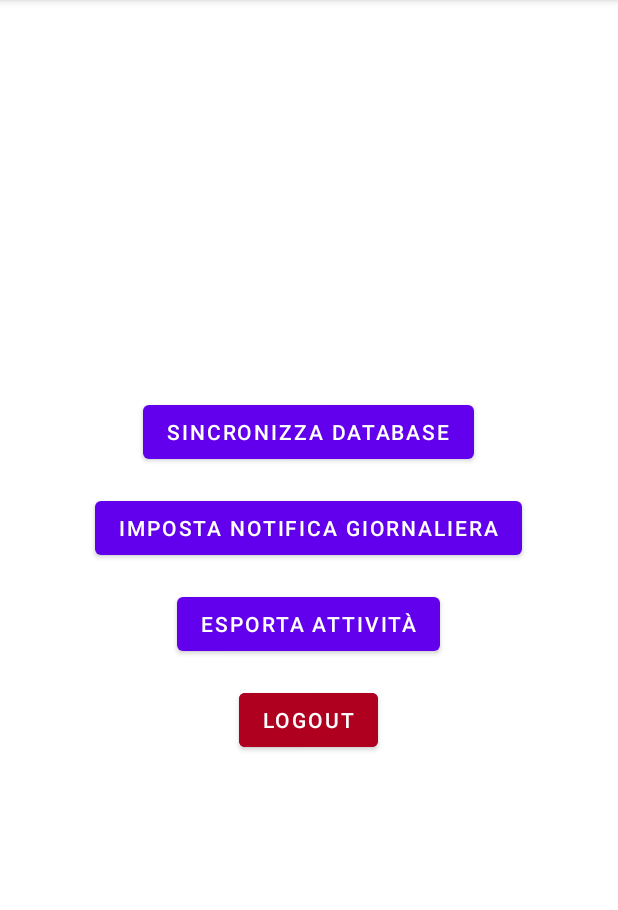
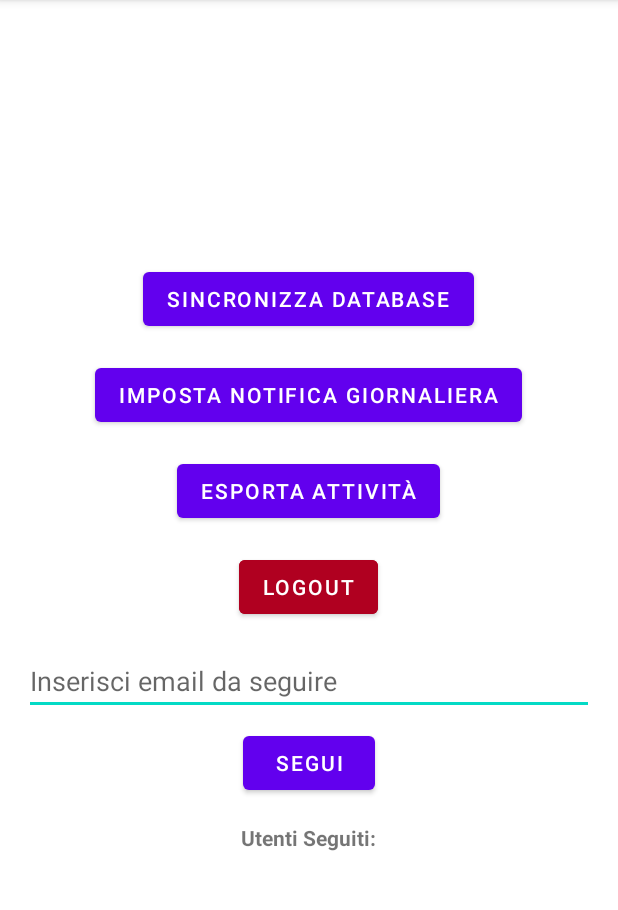
Before and after one commit to CardiMatt/Activity_Tracker_DV, an Android app: the fragment SettingsFragment shown on its own in the app's theme, after a tap on "SINCRONIZZA DATABASE", on a phone screen of 412 x 824 dp, the part 84-994 px from its top. Run offline under Robolectric (Android 15) with nearby library versions, the phone set to English and light mode, and no system bars; our stand-ins replace Firebase (no records; nobody signed in at launch, a user with empty details on screens opened directly), Room's generated code.

Commit message:
Conclusione followed e followed kpi (buggato, rotto, lercio, di bassa qualità)

```diff
--- /dev/null
+++ b/app/src/main/java/com/example/activity_tracker_dv/adapters/FollowedUsersAdapter.kt
@@ -0,0 +1,54 @@
+package com.example.activity_tracker_dv.adapters
+
+import android.view.LayoutInflater
+import android.view.View
+import android.view.ViewGroup
+import android.widget.Button
+import android.widget.TextView
+import androidx.recyclerview.widget.RecyclerView
+import com.example.activity_tracker_dv.R
+import com.example.activity_tracker_dv.models.Followed
+
+class FollowedUsersAdapter(
+    private val unfollowCallback: (Followed) -> Unit,
+    private val kpiCallback: (Followed) -> Unit // Callback per gestire il click sull'intero item
+) : RecyclerView.Adapter<FollowedUsersAdapter.FollowedUserViewHolder>() {
+
+    private var followedUsersList: List<Followed> = emptyList()
+
+    fun submitList(followedUsers: List<Followed>) {
+        followedUsersList = followedUsers
+        notifyDataSetChanged()
+    }
+
+    override fun onCreateViewHolder(parent: ViewGroup, viewType: Int): FollowedUserViewHolder {
+        val view = LayoutInflater.from(parent.context).inflate(R.layout.item_followed_user, parent, false)
+        return FollowedUserViewHolder(view)
+    }
+
+    override fun onBindViewHolder(holder: FollowedUserViewHolder, position: Int) {
+        val followedUser = followedUsersList[position]
+        holder.bind(followedUser)
+    }
+
+    override fun getItemCount(): Int {
+        return followedUsersList.size
+    }
+
+    inner class FollowedUserViewHolder(itemView: View) : RecyclerView.ViewHolder(itemView) {
+        private val userEmailTextView: TextView = itemView.findViewById(R.id.text_view_user_email)
+        private val unfollowButton: Button = itemView.findViewById(R.id.button_unfollow)
+
+        fun bind(followedUser: Followed) {
+            userEmailTextView.text = followedUser.followed
+            unfollowButton.setOnClickListener {
+                unfollowCallback(followedUser)
+            }
+
+            // Aggiungi il listener per il click sull'item
+            itemView.setOnClickListener {
+                kpiCallback(followedUser)
+            }
+        }
+    }
+}
--- a/app/src/main/java/com/example/activity_tracker_dv/data/AppDatabase.kt
+++ b/app/src/main/java/com/example/activity_tracker_dv/data/AppDatabase.kt
@@ -6,13 +6,16 @@ import androidx.room.Room
 import androidx.room.RoomDatabase
 import androidx.room.TypeConverters
 import com.example.activity_tracker_dv.models.Event
+import com.example.activity_tracker_dv.models.Followed
 import com.example.activity_tracker_dv.utils.Converters
 
-@Database(entities = [Event::class], version = 1, exportSchema = false)
+@Database(entities = [Event::class, Followed::class], version = 1, exportSchema = false)
 @TypeConverters(Converters::class)
 abstract class AppDatabase : RoomDatabase() {
 
     abstract fun eventDao(): EventDao
+
+    abstract fun followedDao(): FollowedDao
 
     companion object {
         @Volatile
@@ -23,7 +26,7 @@ abstract class AppDatabase : RoomDatabase() {
                 val instance = Room.databaseBuilder(
                     context.applicationContext,
                     AppDatabase::class.java,
-                    "event_database"
+                    "activity_tracker_database"
                 ).build()
                 INSTANCE = instance
                 instance
--- /dev/null
+++ b/app/src/main/java/com/example/activity_tracker_dv/data/FollowedDao.kt
@@ -0,0 +1,23 @@
+package com.example.activity_tracker_dv.data
+
+import androidx.lifecycle.LiveData
+import androidx.room.*
+import com.example.activity_tracker_dv.models.Followed
+
+@Dao
+interface FollowedDao {
+    @Insert(onConflict = OnConflictStrategy.REPLACE)
+    suspend fun insertFollowed(followed: Followed)
+
+    @Delete
+    suspend fun deleteFollowed(followed: Followed)
+
+    @Query("DELETE FROM followed WHERE user = :userEmail")
+    suspend fun deleteAllFollowedForUser(userEmail: String)
+
+    @Insert(onConflict = OnConflictStrategy.REPLACE)
+    suspend fun insertFollowedList(followedList: List<Followed>)
+
+    @Query("SELECT * FROM followed WHERE user = :userEmail")
+    fun getFollowedUsers(userEmail: String): LiveData<List<Followed>>
+}
--- a/app/src/main/java/com/example/activity_tracker_dv/home/fragment/SettingsFragment.kt
+++ b/app/src/main/java/com/example/activity_tracker_dv/home/fragment/SettingsFragment.kt
@@ -9,24 +9,30 @@ import android.view.LayoutInflater
 import android.view.View
 import android.view.ViewGroup
 import android.widget.Button
+import android.widget.EditText
 import android.widget.TimePicker
+import android.widget.Toast
 import androidx.core.content.FileProvider
 import androidx.fragment.app.Fragment
 import androidx.lifecycle.ViewModelProvider
 import androidx.lifecycle.lifecycleScope
+import androidx.recyclerview.widget.LinearLayoutManager
+import androidx.recyclerview.widget.RecyclerView
 import com.example.activity_tracker_dv.R
+import com.example.activity_tracker_dv.adapters.FollowedUsersAdapter
+import com.example.activity_tracker_dv.data.AppDatabase
+import com.example.activity_tracker_dv.repository.EventRepository
+import com.example.activity_tracker_dv.repository.FollowedRepository
 import com.example.activity_tracker_dv.services.DailyNotificationService
 import com.example.activity_tracker_dv.viewmodels.EventViewModel
 import com.example.activity_tracker_dv.viewmodels.EventViewModelFactory
+import com.example.activity_tracker_dv.viewmodels.FollowedViewModel
+import com.example.activity_tracker_dv.viewmodels.FollowedViewModelFactory
 import com.google.firebase.auth.FirebaseAuth
+import kotlinx.coroutines.CoroutineScope
 import kotlinx.coroutines.Dispatchers
-import kotlinx.coroutines.flow.first
 import kotlinx.coroutines.launch
 import kotlinx.coroutines.withContext
-import android.widget.Toast
-import com.example.activity_tracker_dv.data.AppDatabase
-import com.example.activity_tracker_dv.repository.EventRepository
-import kotlinx.coroutines.CoroutineScope
 import java.io.File
 import java.io.FileOutputStream
 import java.text.SimpleDateFormat
@@ -39,7 +45,11 @@ class SettingsFragment : Fragment() {
     private lateinit var logoutButton: Button
     private lateinit var setNotificationButton: Button
     private lateinit var exportButton: Button
+    private lateinit var followButton: Button
+    private lateinit var followEmailInput: EditText
+    private lateinit var followedUsersRecyclerView: RecyclerView
     private lateinit var eventViewModel: EventViewModel
+    private lateinit var followedViewModel: FollowedViewModel
 
     override fun onCreateView(
         inflater: LayoutInflater, container: ViewGroup?,
@@ -48,19 +58,46 @@ class SettingsFragment : Fragment() {
         Log.d("SettingsFragment", "onCreateView called")
         val view = inflater.inflate(R.layout.fragment_settings, container, false)
 
-        // Initialize buttons
+        // Initialize buttons and other views
         syncButton = view.findViewById(R.id.button_sync_database)
         logoutButton = view.findViewById(R.id.button_logout)
         setNotificationButton = view.findViewById(R.id.button_set_notification)
         exportButton = view.findViewById(R.id.button_export_data)
+        followButton = view.findViewById(R.id.button_follow_user)
+        followEmailInput = view.findViewById(R.id.edit_text_follow_email)
+        followedUsersRecyclerView = view.findViewById(R.id.recycler_view_followed_users)
 
-        Log.d("SettingsFragment", "Buttons initialized")
+        Log.d("SettingsFragment", "Views initialized")
 
-        // Configure ViewModel
+        // Configure EventViewModel
         val eventDao = AppDatabase.getDatabase(requireContext()).eventDao()
-        val repository = EventRepository(eventDao)
-        val factory = EventViewModelFactory(repository)
-        eventViewModel = ViewModelProvider(this, factory).get(EventViewModel::class.java)
+        val eventRepository = EventRepository(eventDao)
+        val eventFactory = EventViewModelFactory(eventRepository)
+        eventViewModel = ViewModelProvider(this, eventFactory)[EventViewModel::class.java]
+
+        // Configure FollowedViewModel
+        val followedDao = AppDatabase.getDatabase(requireContext()).followedDao()
+        val followedRepository = FollowedRepository(followedDao)
+        val followedFactory = FollowedViewModelFactory(followedRepository)
+        followedViewModel = ViewModelProvider(this, followedFactory)[FollowedViewModel::class.java]
+
+        // Setup RecyclerView for followed users
+        followedUsersRecyclerView.layoutManager = LinearLayoutManager(requireContext())
+        val followedUsersAdapter = FollowedUsersAdapter(
+            unfollowCallback = { followedUser ->
+                followedViewModel.unfollowUser(followedUser.followed)
+            },
+            kpiCallback = { followedUser ->
+                val kpiDialog = KpiDialogFragment(followedUser.followed)
+                kpiDialog.show(parentFragmentManager, "KpiDialog")
+            }
+        )
+        followedUsersRecyclerView.adapter = followedUsersAdapter
+
+        // Observe followed users
+        followedViewModel.followedUsers.observe(viewLifecycleOwner) { followedUsers ->
+            followedUsersAdapter.submitList(followedUsers)
+        }
 
         // Sync Room database with Firebase for authenticated user
         syncButton.setOnClickListener {
@@ -71,10 +108,11 @@ class SettingsFragment : Fragment() {
                     val currentUser = FirebaseAuth.getInstance().currentUser
                     val userUsername = currentUser?.email ?: ""
                     Log.d("SettingsFragment", "Current user: $userUsername")
-                    repository.synchronizeWithFirebaseForUser(userUsername)
+                    eventRepository.synchronizeWithFirebaseForUser(userUsername)
+                    followedRepository.synchronizeFollowed()
                     Log.d("SettingsFragment", "Synchronization process initiated for user: $userUsername")
                     withContext(Dispatchers.Main) {
-                        Log.d("SettingsFragment", "Synchronization completed successfully")
+                        Log.d("SettingsFragment", "Synchronization completed successfully for events and followed users")
                         Toast.makeText(requireContext(), "Sincronizzazione completata con successo.", Toast.LENGTH_SHORT).show()
                     }
                 } catch (e: Exception) {
@@ -165,6 +203,20 @@ class SettingsFragment : Fragment() {
             }
         }
 
+        // Configure the follow button
+        followButton.setOnClickListener {
+            val emailToFollow = followEmailInput.text.toString().trim()
+            if (emailToFollow.isNotEmpty()) {
+                followedViewModel.followUser(emailToFollow)
+            } else {
+                Toast.makeText(requireContext(), "Inserisci un'email valida", Toast.LENGTH_SHORT).show()
+            }
+        }
+
         return view
     }
+
+    override fun onDestroyView() {
+        super.onDestroyView()
+    }
 }
--- /dev/null
+++ b/app/src/main/java/com/example/activity_tracker_dv/repository/FollowedRepository.kt
@@ -0,0 +1,91 @@
+package com.example.activity_tracker_dv.repository
+
+import android.util.Log
+import androidx.lifecycle.LiveData
+import com.example.activity_tracker_dv.data.FollowedDao
+import com.example.activity_tracker_dv.models.Followed
+import com.google.firebase.auth.FirebaseAuth
+import com.google.firebase.auth.ktx.auth
+import com.google.firebase.ktx.Firebase
+import com.google.firebase.firestore.FirebaseFirestore
+import kotlinx.coroutines.tasks.await
+
+class FollowedRepository(private val followedDao: FollowedDao) {
+
+    private val firestore = FirebaseFirestore.getInstance()
+    private val auth = Firebase.auth
+    private val COLLECTION_NAME = "followed"
+
+    suspend fun followUser(followedEmail: String): Result<Unit> {
+        val currentUserEmail = auth.currentUser?.email ?: return Result.failure(Exception("Utente non autenticato"))
+
+        try {
+            // Controlla se esistono eventi associati all'utente da seguire
+            val eventsSnapshot = firestore.collection("events")
+                .whereEqualTo("userUsername", followedEmail)
+                .get()
+                .await()
+
+            if (eventsSnapshot.isEmpty) {
+                return Result.failure(Exception("L'utente da seguire non esiste o non ha eventi registrati"))
+            }
+
+            val followed = Followed(user = currentUserEmail, followed = followedEmail)
+
+            firestore.collection(COLLECTION_NAME)
+                .add(followed)
+                .await()
+
+            followedDao.insertFollowed(followed)
+            return Result.success(Unit)
+        } catch (e: Exception) {
+            Log.e("FollowedRepository", "Error following user", e)
+            return Result.failure(e)
+        }
+    }
+
+    suspend fun unfollowUser(followedEmail: String): Result<Unit> {
+        val currentUserEmail = auth.currentUser?.email ?: return Result.failure(Exception("Utente non autenticato"))
+
+        return try {
+            val querySnapshot = firestore.collection(COLLECTION_NAME)
+                .whereEqualTo("user", currentUserEmail)
+                .whereEqualTo("followed", followedEmail)
+                .get()
+                .await()
+
+            for (document in querySnapshot.documents) {
+                firestore.collection(COLLECTION_NAME).document(document.id).delete().await()
+            }
+
+            val followed = Followed(user = currentUserEmail, followed = followedEmail)
+            followedDao.deleteFollowed(followed)
+            Result.success(Unit)
+        } catch (e: Exception) {
+            Log.e("FollowedRepository", "Error unfollowing user", e)
+            Result.failure(e)
+        }
+    }
+
+    suspend fun synchronizeFollowed() {
+        val currentUserEmail = auth.currentUser?.email ?: return
+
+        try {
+            val firestoreFollowed = firestore.collection(COLLECTION_NAME)
+                .whereEqualTo("user", currentUserEmail)
+                .get()
+                .await()
+                .toObjects(Followed::class.java)
+
+            followedDao.deleteAllFollowedForUser(currentUserEmail)
+            followedDao.insertFollowedList(firestoreFollowed)
+        } catch (e: Exception) {
+            Log.e("FollowedRepository", "Error synchronizing followed", e)
+        }
+    }
+
+    fun getFollowedUsers(): LiveData<List<Followed>> {
+        val currentUserEmail = auth.currentUser?.email ?: ""
+        return followedDao.getFollowedUsers(currentUserEmail)
+    }
+}
--- /dev/null
+++ b/app/src/main/java/com/example/activity_tracker_dv/viewmodels/FollowedViewModel.kt
@@ -0,0 +1,48 @@
+package com.example.activity_tracker_dv.viewmodels
+
+import androidx.lifecycle.*
+import com.example.activity_tracker_dv.models.Followed
+import com.example.activity_tracker_dv.repository.FollowedRepository
+import kotlinx.coroutines.launch
+
+class FollowedViewModel(private val repository: FollowedRepository) : ViewModel() {
+
+    val followedUsers: LiveData<List<Followed>> = repository.getFollowedUsers()
+
+    private val _error = MutableLiveData<String>()
+    val error: LiveData<String> get() = _error
+
+    fun followUser(followedEmail: String) {
+        viewModelScope.launch {
+            val result = repository.followUser(followedEmail)
+            if (result.isFailure) {
+                _error.postValue(result.exceptionOrNull()?.message ?: "Errore durante il follow")
+            }
+        }
+    }
+
+    fun unfollowUser(followedEmail: String) {
+        viewModelScope.launch {
+            val result = repository.unfollowUser(followedEmail)
+            if (result.isFailure) {
+                _error.postValue(result.exceptionOrNull()?.message ?: "Errore durante l'unfollow")
+            }
+        }
+    }
+
+    fun synchronizeFollowed() {
+        viewModelScope.launch {
+            repository.synchronizeFollowed()
+        }
+    }
+}
+
+class FollowedViewModelFactory(private val repository: FollowedRepository) : ViewModelProvider.Factory {
+    override fun <T : ViewModel> create(modelClass: Class<T>): T {
+        if (modelClass.isAssignableFrom(FollowedViewModel::class.java)) {
+            @Suppress("UNCHECKED_CAST")
+            return FollowedViewModel(repository) as T
+        }
+        throw IllegalArgumentException("Unknown ViewModel class")
+    }
+}
--- a/app/src/main/res/layout/fragment_settings.xml
+++ b/app/src/main/res/layout/fragment_settings.xml
@@ -1,11 +1,17 @@
 <?xml version="1.0" encoding="utf-8"?>
-<LinearLayout xmlns:android="http://schemas.android.com/apk/res/android"
+<ScrollView xmlns:android="http://schemas.android.com/apk/res/android"
     android:layout_width="match_parent"
     android:layout_height="match_parent"
+    android:fillViewport="true">
+
+    <LinearLayout
+        android:layout_width="match_parent"
+        android:layout_height="wrap_content"
         android:orientation="vertical"
         android:padding="16dp"
         android:gravity="center">
 
+        <!-- Buttons preesistenti -->
         <Button
             android:id="@+id/button_sync_database"
             android:layout_width="wrap_content"
@@ -33,6 +39,37 @@
             android:layout_height="wrap_content"
             android:text="Logout"
             android:backgroundTint="@color/design_default_color_error"
-        android:textColor="@android:color/white" />
+            android:textColor="@android:color/white"
+            android:layout_marginBottom="16dp" />
+
+        <!-- Nuovi componenti per la gestione dei follow -->
+        <EditText
+            android:id="@+id/edit_text_follow_email"
+            android:layout_width="match_parent"
+            android:layout_height="wrap_content"
+            android:hint="Inserisci email da seguire"
+            android:layout_marginBottom="8dp" />
+
+        <Button
+            android:id="@+id/button_follow_user"
+            android:layout_width="wrap_content"
+            android:layout_height="wrap_content"
+            android:text="Segui"
+            android:layout_marginBottom="16dp" />
+
+        <TextView
+            android:id="@+id/text_view_followed_users"
+            android:layout_width="wrap_content"
+            android:layout_height="wrap_content"
+            android:text="Utenti Seguiti:"
+            android:textStyle="bold"
+            android:layout_marginBottom="8dp" />
+
+        <androidx.recyclerview.widget.RecyclerView
+            android:id="@+id/recycler_view_followed_users"
+            android:layout_width="match_parent"
+            android:layout_height="wrap_content"
+            android:layout_marginBottom="16dp" />
 
     </LinearLayout>
+</ScrollView>
```
Also changed, not shown: app/src/main/java/com/example/activity_tracker_dv/home/fragment/KpiDialogFragmnent.kt (added, +57 -0 lines), app/src/main/java/com/example/activity_tracker_dv/models/Followed.kt (added, +11 -0 lines), app/src/main/res/layout/dialog_kpi.xml (added, +27 -0 lines), app/src/main/res/layout/item_followed_user.xml (added, +23 -0 lines). Lines whose indentation alone changed are shown as unchanged.
